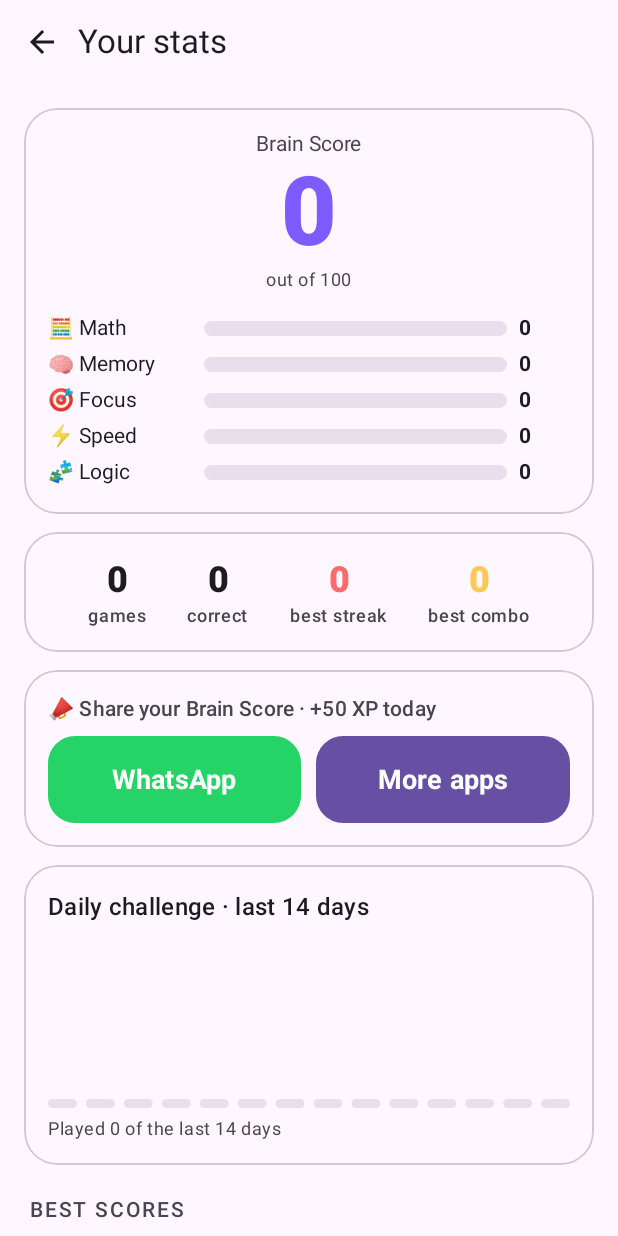
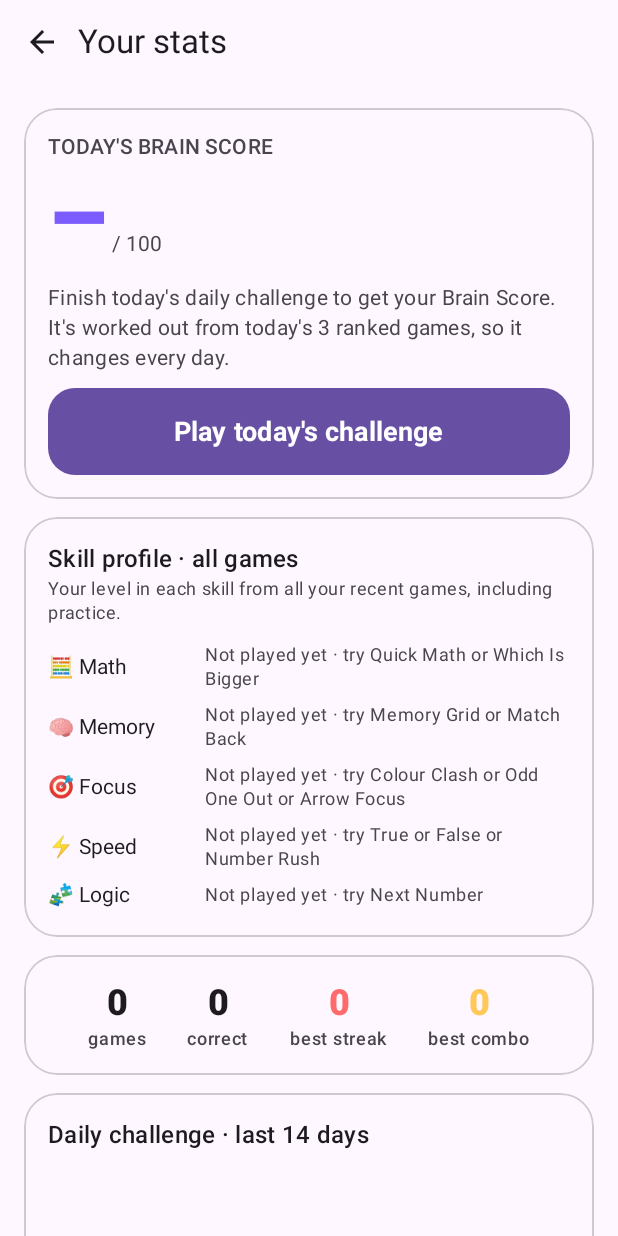
Before and after one commit to MrPrIMeZ/1-minute-mind-game, an Android app built with Jetpack Compose: the composable StatsScreen shown on its own in the app's theme, on a phone screen of 412 x 824 dp. Run offline under Robolectric (Android 15) with nearby library versions, the phone set to English and light mode, and no system bars; our stand-ins replace AdMob; pictures from the network do not load; 10 statements that could not run were skipped.

Commit message:
Brain Score = today's ranked daily games (0-100), changes daily
- Home/Stats show today's 3 ranked games and their ratings; '–' until today's challenge is done
- Premium retry: the better try's games and score count
- Stats keeps an all-games skill profile; unplayed skills say 'Not played yet' instead of 0
- Share picture shows today's 3 games; scoreboard shows today's ranked games

Co-Authored-By: Claude Opus 5.5 <noreply@anthropic.com>
Claude-Session: https://claude.ai/code/session_01RwfiEpjnRLMBHLFrZEvZqM

```diff
--- a/app/src/main/java/com/primez/oneminutemind/data/Progress.kt
+++ b/app/src/main/java/com/primez/oneminutemind/data/Progress.kt
@@ -86,7 +86,28 @@ data class Progress(
     /** Position (0–6) in the 7-day reward calendar of the last claimed reward. */
     val openRewardIndex: Int = -1,
     val lastShareRewardDay: Int = 0,
+    /** Today's ranked result that counts (the better try for Premium): games and their scores. */
+    val dailyBestDay: Int = 0,
+    val dailyBestGames: List<GameId> = emptyList(),
+    val dailyBestScores: List<Int> = emptyList(),
 ) {
+    /** Today's three ranked games with their 0–100 ratings, or empty if today's challenge isn't finished. */
+    val todayBrain: List<Pair<GameId, Int>>
+        get() {
+            val today = Days.today()
+            val (games, scores) = when {
+                dailyBestDay == today -> dailyBestGames to dailyBestScores
+                // finished today on an older app version that didn't save the best try yet
+                lastDailyDay == today && dailyProgressDay == today && dailyAttempt == 0 &&
+                    dailyProgressScores.size == Daily.GAMES -> Daily.gamesFor(today) to dailyProgressScores
+                else -> return emptyList()
+            }
+            if (games.size != scores.size) return emptyList()
+            return games.zip(scores).map { (g, s) -> g to g.ratingFor(s) }
+        }
+
+    val hasBrainToday: Boolean get() = todayBrain.isNotEmpty()
+
     /** Which try of today's challenge is current (0 if none started today). */
     val currentAttempt: Int
         get() = if (dailyProgressDay == Days.today()) dailyAttempt else 0
@@ -147,8 +168,14 @@ data class Progress(
         return if (ratings.isEmpty()) 0 else ratings.average().toInt()
     }
 
-    /** 0–100: the average of the five skill ratings. */
-    val brainScore: Int get() = Skill.entries.sumOf { skillRating(it) } / Skill.entries.size
+    /**
+     * 0–100 Brain Score: how well today's three ranked daily games went (average of their ratings).
+     * It changes every day with the daily challenge. 0 until today's challenge is finished.
+     */
+    val brainScore: Int get() = todayBrain.takeIf { it.isNotEmpty() }?.let { l -> l.sumOf { it.second } / l.size } ?: 0
+
+    /** Whether any game of this skill has been played yet (for the all-games skill profile). */
+    fun skillPlayed(skill: Skill): Boolean = GameId.entries.any { it.skill == skill && !recentRatings[it].isNullOrEmpty() }
 
     fun bestDaily(): Int = dailyScores.values.maxOrNull() ?: 0
 }
@@ -295,8 +322,11 @@ object Rules {
         if (attempt == 0 && p.lastDailyDay == today) return p
         val done = (if (p.dailyProgressDay == today) p.dailyProgressScores else emptyList()) + score
         if (done.size > Daily.GAMES) return p
-        val next = p.copy(dailyProgressDay = today, dailyProgressScores = done, dailyAttempt = attempt)
+        var next = p.copy(dailyProgressDay = today, dailyProgressScores = done, dailyAttempt = attempt)
         if (done.size < Daily.GAMES) return next
+        val games = Daily.gamesFor(today, attempt)
+        val beatsBest = next.dailyBestDay != today || done.sum() > next.dailyBestScores.sum()
+        next = if (beatsBest) next.copy(dailyBestDay = today, dailyBestGames = games, dailyBestScores = done) else next
         return if (attempt == 0) {
             completeDaily(next, done.sum(), today)
         } else {
--- a/app/src/main/java/com/primez/oneminutemind/game/Games.kt
+++ b/app/src/main/java/com/primez/oneminutemind/game/Games.kt
@@ -63,6 +63,9 @@ enum class GameId(
     ),
     ;
 
+    /** Turns a score into a 0–100 rating (100 = expert level). */
+    fun ratingFor(score: Int): Int = (score * 100 / expertScore).coerceIn(0, 100)
+
     companion object {
         fun fromName(name: String?): GameId? = entries.firstOrNull { it.name == name }
     }
--- a/app/src/main/java/com/primez/oneminutemind/game/Session.kt
+++ b/app/src/main/java/com/primez/oneminutemind/game/Session.kt
@@ -20,7 +20,7 @@ data class GameResult(
     val answered get() = correct + wrong
     val accuracy: Int get() = if (answered == 0) 0 else (correct * 100) / answered
     /** 0–100 rating used for the skill chart. */
-    val rating: Int get() = min(100, score * 100 / game.expertScore)
+    val rating: Int get() = game.ratingFor(score)
 }
 
 /**
--- a/app/src/main/java/com/primez/oneminutemind/ui/HomeScreen.kt
+++ b/app/src/main/java/com/primez/oneminutemind/ui/HomeScreen.kt
@@ -211,26 +211,61 @@ private fun GhostOnColor(text: String, enabled: Boolean, onClick: () -> Unit) {
 
 @Composable
 private fun BrainCard(vm: AppViewModel) {
-    val p = vm.progress
     Card(onClick = { vm.go(Screen.Stats) }) {
         Column {
-            Row(verticalAlignment = Alignment.CenterVertically) {
-                Column(Modifier.weight(1f)) {
-                    Text("BRAIN SCORE", style = MaterialTheme.typography.labelLarge, color = MaterialTheme.colorScheme.onSurfaceVariant)
-                    Text("${p.brainScore}", style = MaterialTheme.typography.displaySmall, fontWeight = FontWeight.Black)
-                }
-                Text("See stats ›", color = MaterialTheme.colorScheme.primary, fontWeight = FontWeight.Bold)
+            TodayBrain(vm, big = false)
+            if (vm.progress.hasBrainToday) {
+                Gap(12.dp)
+                ShareButtons(vm)
             }
-            Gap(8.dp)
-            Skill.entries.forEach { s ->
-                Row(Modifier.padding(vertical = 3.dp), verticalAlignment = Alignment.CenterVertically) {
-                    Text("${s.emoji} ${s.label}", Modifier.weight(0.34f), style = MaterialTheme.typography.bodyMedium)
-                    Bar(p.skillRating(s) / 100f, Brand.skill(s), Modifier.weight(0.56f), height = 8.dp)
-                    Text("${p.skillRating(s)}", Modifier.weight(0.1f).padding(start = 8.dp), fontWeight = FontWeight.Bold)
+        }
+    }
+}
+
+/**
+ * Today's Brain Score (0–100): the three ranked daily games and how well each went.
+ * Before today's challenge is finished it explains how to get it.
+ */
+@Composable
+fun TodayBrain(vm: AppViewModel, big: Boolean) {
+    val p = vm.progress
+    val today = p.todayBrain
+    Column(Modifier.fillMaxWidth()) {
+        Row(verticalAlignment = Alignment.CenterVertically) {
+            Column(Modifier.weight(1f)) {
+                Text("TODAY'S BRAIN SCORE", style = MaterialTheme.typography.labelLarge, color = MaterialTheme.colorScheme.onSurfaceVariant)
+                Row(verticalAlignment = Alignment.Bottom) {
+                    Text(
+                        if (today.isEmpty()) "–" else "${p.brainScore}",
+                        fontSize = if (big) 64.sp else 44.sp, fontWeight = FontWeight.Black, color = Brand.violet,
+                    )
+                    Text(" / 100", color = MaterialTheme.colorScheme.onSurfaceVariant, modifier = Modifier.padding(bottom = if (big) 12.dp else 8.dp))
                 }
             }
-            Gap(12.dp)
-            ShareButtons(vm)
+            if (!big) Text("See stats ›", color = MaterialTheme.colorScheme.primary, fontWeight = FontWeight.Bold)
+        }
+        Gap(6.dp)
+        if (today.isEmpty()) {
+            Text(
+                "Finish today's daily challenge to get your Brain Score. It's worked out from today's 3 ranked games, so it changes every day.",
+                style = MaterialTheme.typography.bodyMedium, color = MaterialTheme.colorScheme.onSurfaceVariant,
+            )
+            if (!p.playedDailyToday) {
+                Gap(10.dp)
+                BigButton(if (p.todayDailyScores.isEmpty()) "Play today's challenge" else "Continue today's challenge", onClick = vm::startDaily)
+            }
+        } else {
+            today.forEach { (g, rating) ->
+                Row(Modifier.padding(vertical = 4.dp), verticalAlignment = Alignment.CenterVertically) {
+                    Text("${g.emoji} ${g.title}", Modifier.weight(0.42f), style = MaterialTheme.typography.bodyMedium, maxLines = 1)
+                    Bar(rating / 100f, Brand.skill(g.skill), Modifier.weight(0.46f), height = 8.dp)
+                    Text("$rating", Modifier.weight(0.12f).padding(start = 8.dp), fontWeight = FontWeight.Bold)
+                }
+            }
+            Text(
+                "New games tomorrow, new Brain Score.",
+                style = MaterialTheme.typography.labelMedium, color = MaterialTheme.colorScheme.onSurfaceVariant,
+            )
         }
     }
 }
--- a/app/src/main/java/com/primez/oneminutemind/ui/OtherScreens.kt
+++ b/app/src/main/java/com/primez/oneminutemind/ui/OtherScreens.kt
@@ -111,18 +111,33 @@ fun StatsScreen(vm: AppViewModel) {
     Column(Modifier.fillMaxSize().navigationBarsPadding()) {
         TopBar("Your stats", onBack = { vm.back() })
         LazyColumn(Modifier.weight(1f), contentPadding = PaddingValues(16.dp), verticalArrangement = Arrangement.spacedBy(12.dp)) {
+            item { Card { TodayBrain(vm, big = true) } }
+            if (p.hasBrainToday) item { Card { ShareButtons(vm) } }
             item {
                 Card {
-                    Column(Modifier.fillMaxWidth(), horizontalAlignment = Alignment.CenterHorizontally) {
-                        Text("Brain Score", color = MaterialTheme.colorScheme.onSurfaceVariant)
-                        Text("${p.brainScore}", fontSize = 64.sp, fontWeight = FontWeight.Black, color = Brand.violet)
-                        Text("out of 100", style = MaterialTheme.typography.bodySmall, color = MaterialTheme.colorScheme.onSurfaceVariant)
-                        Gap()
+                    Column {
+                        Text("Skill profile · all games", style = MaterialTheme.typography.titleMedium)
+                        Text(
+                            "Your level in each skill from all your recent games, including practice.",
+                            style = MaterialTheme.typography.bodySmall, color = MaterialTheme.colorScheme.onSurfaceVariant,
+                        )
+                        Gap(8.dp)
                         Skill.entries.forEach { s ->
+                            val played = p.skillPlayed(s)
                             Row(Modifier.padding(vertical = 4.dp), verticalAlignment = Alignment.CenterVertically) {
                                 Text("${s.emoji} ${s.label}", Modifier.weight(0.3f))
-                                Bar(p.skillRating(s) / 100f, Brand.skill(s), Modifier.weight(0.58f))
-                                Text("${p.skillRating(s)}", Modifier.weight(0.12f).padding(start = 8.dp), fontWeight = FontWeight.Bold)
+                                if (played) {
+                                    Bar(p.skillRating(s) / 100f, Brand.skill(s), Modifier.weight(0.58f))
+                                    Text("${p.skillRating(s)}", Modifier.weight(0.12f).padding(start = 8.dp), fontWeight = FontWeight.Bold)
+                                } else {
+                                    val games = GameId.entries.filter { it.skill == s }.joinToString(" or ") { it.title }
+                                    Text(
+                                        "Not played yet · try $games",
+                                        Modifier.weight(0.7f),
+                                        style = MaterialTheme.typography.bodySmall,
+                                        color = MaterialTheme.colorScheme.onSurfaceVariant,
+                                    )
+                                }
                             }
                         }
                     }
@@ -140,7 +155,6 @@ fun StatsScreen(vm: AppViewModel) {
                     }
                 }
             }
-            item { Card { ShareButtons(vm) } }
             item { DailyChart(p.dailyScores) }
             item { SectionTitle("Best scores") }
             items(GameId.entries) { g ->
```
Also changed, not shown: app/src/main/java/com/primez/oneminutemind/data/Store.kt (+8 -0 lines), app/src/main/java/com/primez/oneminutemind/share/ShareCard.kt (+10 -10 lines), app/src/main/java/com/primez/oneminutemind/ui/BoardScreen.kt (+9 -0 lines).
